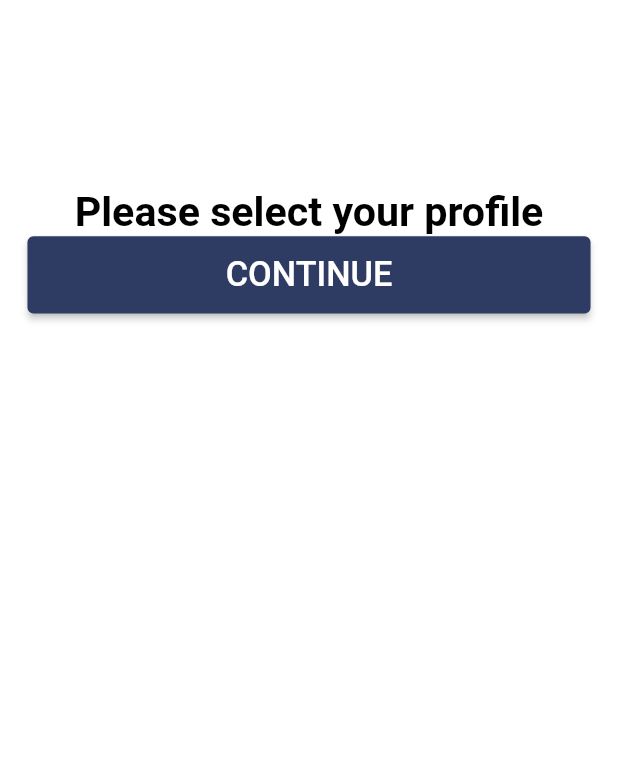
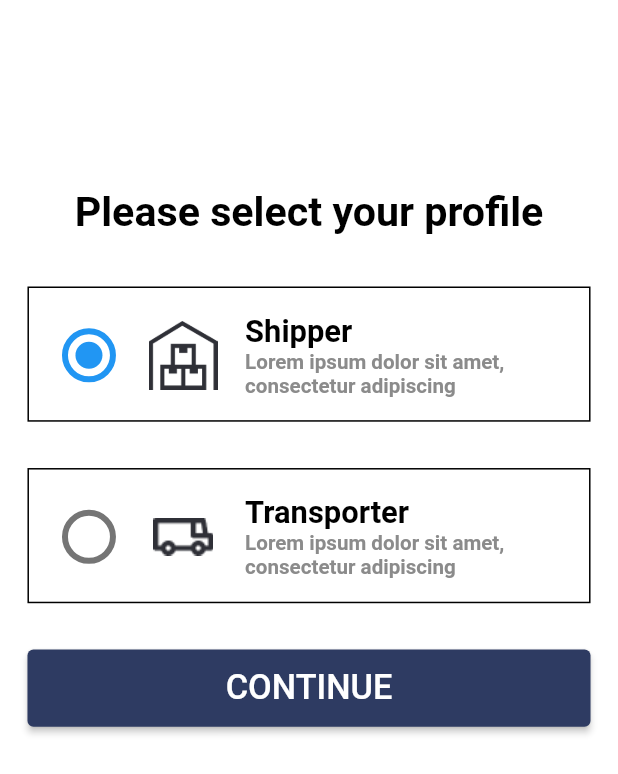
Before and after one commit to Dapo-dan/firebase-phone-authentication, a Flutter app: the SelectProfile screen opened directly, on a phone screen of 412 x 824 dp. Shown: the top 774 px of the screen. Run offline on Flutter 3.47's test engine with Material 2 defaults, Android fonts, the light colour scheme and no system bars; our stand-ins replace firebase_auth, firebase_core, flutter_screenutil, get, get_storage, intl_phone_field and 1 more; accounts and stored records are empty.

Commit message:
updated select profile page

```diff
--- a/lib/main.dart
+++ b/lib/main.dart
@@ -6,6 +6,7 @@ import 'package:get_storage/get_storage.dart';
 import 'package:live_easy_assignment/app/core/values/colors.dart';
 
 import 'package:live_easy_assignment/screens/select_language.dart';
+import 'package:live_easy_assignment/screens/select_profile.dart';
 
 void main() async {
   WidgetsFlutterBinding.ensureInitialized();
@@ -30,10 +31,8 @@ class MyApp extends StatelessWidget {
                       iconTheme: IconThemeData(color: Colors.black)),
                   scaffoldBackgroundColor: AppColors.white,
                   backgroundColor: AppColors.white),
-              // translations: LocaleString(),
-              // locale: Locale('en','US'),
               debugShowCheckedModeBanner: false,
-              home: const SelectLanguage(),
+              home: const SelectProfile(),
             ),
         designSize: const Size(360, 640));
   }
--- a/lib/screens/select_profile.dart
+++ b/lib/screens/select_profile.dart
@@ -2,18 +2,30 @@ import 'package:flutter/material.dart';
 import 'package:flutter_screenutil/flutter_screenutil.dart';
 import 'package:live_easy_assignment/app/core/values/colors.dart';
 
-class SelectProfile extends StatelessWidget {
-  const SelectProfile({ Key? key }) : super(key: key);
+enum SingingCharacter { shipper, transporter }
+
+class SelectProfile extends StatefulWidget {
+  const SelectProfile({Key? key}) : super(key: key);
+
+  @override
+  State<SelectProfile> createState() => _SelectProfileState();
+}
+
+class _SelectProfileState extends State<SelectProfile> {
+  SingingCharacter? _character = SingingCharacter.shipper;
 
   @override
   Widget build(BuildContext context) {
-    return Scaffold(
+    return WillPopScope(
+      onWillPop: null,
+      child: Scaffold(
         appBar: AppBar(leading: const Icon(null)),
         body: Container(
             padding: EdgeInsets.symmetric(horizontal: 16.w),
             height: MediaQuery.of(context).size.height,
             width: MediaQuery.of(context).size.width,
-          child: Column(children: [
+            child: Column(
+              children: [
                 SizedBox(
                   height: 54.h,
                 ),
@@ -25,6 +37,116 @@ class SelectProfile extends StatelessWidget {
                       fontSize: 24.0.sp,
                       fontWeight: FontWeight.bold),
                 ),
+                Padding(
+                  padding: EdgeInsets.only(top: 26.h),
+                  child: Container(
+                    width: MediaQuery.of(context).size.width,
+                    height: 70.h,
+                    decoration:
+                        BoxDecoration(border: Border.all(color: Colors.black)),
+                    child: Padding(
+                      padding: EdgeInsets.symmetric(vertical: 10.h),
+                      child: ListTile(
+                        title: Row(
+                          children: [
+                            Image.asset(
+                              'assets/images/shipper.png',
+                              width: 40.w,
+                              height: 40.w,
+                            ),
+                            Padding(
+                              padding: EdgeInsets.symmetric(horizontal: 16.w),
+                              child: RichText(
+                                text: TextSpan(
+                                    text: 'Shipper\n',
+                                    style: TextStyle(
+                                        fontSize: 18.sp,
+                                        fontWeight: FontWeight.bold,
+                                        color: AppColors.black),
+                                    children: [
+                                      TextSpan(
+                                        text:
+                                            'Lorem ipsum dolor sit amet,\nconsectetur adipiscing',
+                                        style: TextStyle(
+                                            fontSize: 12.sp,
+                                            color: AppColors.darkGray),
+                                      )
+                                    ]),
+                              ),
+                            ),
+                          ],
+                        ),
+                        leading: Transform.scale(
+                          scale: 2.0,
+                          child: Radio<SingingCharacter>(
+                            value: SingingCharacter.shipper,
+                            groupValue: _character,
+                            onChanged: (SingingCharacter? value) {
+                              setState(() {
+                                _character = value;
+                              });
+                            },
+                          ),
+                        ),
+                      ),
+                    ),
+                  ),
+                ),
+                Padding(
+                  padding: EdgeInsets.symmetric(vertical: 24.h),
+                  child: Container(
+                    width: MediaQuery.of(context).size.width,
+                    height: 70.h,
+                    decoration:
+                        BoxDecoration(border: Border.all(color: Colors.black)),
+                    child: Padding(
+                      padding: EdgeInsets.symmetric(vertical: 10.h),
+                      child: ListTile(
+                        title: Row(
+                          children: [
+                            Image.asset(
+                              'assets/images/truck.png',
+                              width: 40.w,
+                              height: 40.w,
+                            ),
+                            Padding(
+                              padding: EdgeInsets.symmetric(horizontal: 16.w),
+                              child: RichText(
+                                text: TextSpan(
+                                    text: 'Transporter\n',
+                                    style: TextStyle(
+                                        fontSize: 18.sp,
+                                        fontWeight: FontWeight.bold,
+                                        color: AppColors.black),
+                                    children: [
+                                      TextSpan(
+                                        text:
+                                            'Lorem ipsum dolor sit amet,\nconsectetur adipiscing',
+                                        style: TextStyle(
+                                            fontSize: 12.sp,
+                                            color: AppColors.darkGray),
+                                      )
+                                    ]),
+                              ),
+                            ),
+                          ],
+                        ),
+                        leading: Transform.scale(
+                          scale: 2.0,
+                          child: Radio<SingingCharacter>(
+                            value: SingingCharacter.transporter,
+                            groupValue: _character,
+                            onChanged: (SingingCharacter? value) {
+                              setState(() {
+                                _character = value;
+                              });
+                            },
+                          ),
+                        ),
+                      ),
+                    ),
+                  ),
+                ),
                 ElevatedButton(
                     style: ElevatedButton.styleFrom(
                         minimumSize: Size(328.w, 40.h),
@@ -34,7 +156,8 @@ class SelectProfile extends StatelessWidget {
                       'Continue'.toUpperCase(),
                       style: TextStyle(fontSize: 20.0.sp, color: Colors.white),
                     ))
-          ],)
+              ],
+            )),
       ),
     );
   }
--- a/pubspec.yaml
+++ b/pubspec.yaml
@@ -71,8 +71,8 @@ flutter:
   uses-material-design: true
 
   # To add assets to your application, add an assets section, like this:
-  # assets:
-  #   - images/a_dot_burr.jpeg
+  assets:
+    - assets/images/
   #   - images/a_dot_ham.jpeg
 
   # An image asset can refer to one or more resolution-specific "variants", see
```
Also changed, not shown: assets/images/shipper.png (added), assets/images/truck.png (added). Lines whose indentation alone changed are shown as unchanged.
